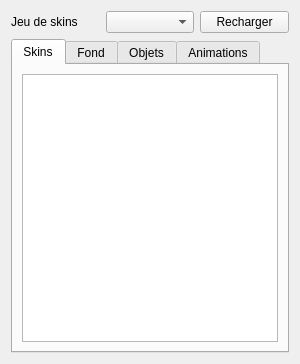
Above: Source/Elements/UI/TexturePanel.ui from azertval/ProjectGaming before the change. Below: the same form after it.
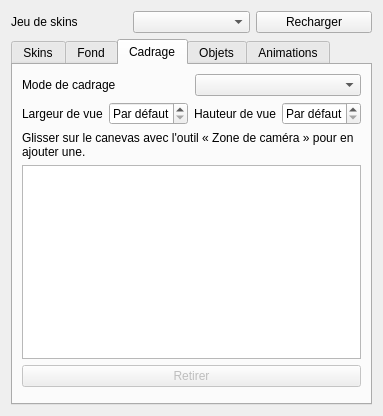
That is the form after the change. The open tabs and pages were chosen to show the change.

Commit message: LOT-64 — Cadrage de caméra choisi par le level designer (#93)

Diff of the .ui file:
```diff
--- a/Source/Elements/UI/TexturePanel.ui
+++ b/Source/Elements/UI/TexturePanel.ui
@@ -85,6 +85,99 @@
        </item>
       </layout>
      </widget>
+     <!-- Section « Cadrage » (LOT-64) : mode de camera DU NIVEAU courant (niveau entier
+          / par salle / suivi), meme patron de propriete de niveau que « Fond » ci-dessus, pas une
+          configuration globale. La taille de vue est visible pour les modes « par salle » (taille
+          de la grille automatique, ignoree si des zones sont dessinees) et « suivi » (taille fixe
+          de la camera) ; les zones dessinees a la main ne sont visibles/modifiables que pour le
+          mode « par salle » (bascule programmatique dans TexturePanel.cpp). -->
+     <widget class="QWidget" name="cameraFramingTab">
+      <attribute name="title"><string>Cadrage</string></attribute>
+      <layout class="QVBoxLayout" name="cameraFramingLayout">
+       <item>
+        <layout class="QHBoxLayout" name="cameraFramingModeLayout">
+         <item>
+          <widget class="QLabel" name="cameraFramingModeLabel">
+           <property name="text"><string>Mode de cadrage</string></property>
+          </widget>
+         </item>
+         <item>
+          <widget class="QComboBox" name="cameraFramingModeSelector"/>
+         </item>
+        </layout>
+       </item>
+       <item>
+        <widget class="QWidget" name="cameraFramingRoomSizeWidget">
+         <layout class="QHBoxLayout" name="cameraFramingRoomSizeLayout">
+          <property name="leftMargin"><number>0</number></property>
+          <property name="topMargin"><number>0</number></property>
+          <property name="rightMargin"><number>0</number></property>
+          <property name="bottomMargin"><number>0</number></property>
+          <item>
+           <widget class="QLabel" name="cameraFramingRoomWidthLabel">
+            <property name="text"><string>Largeur de vue</string></property>
+           </widget>
+          </item>
+          <item>
+           <widget class="QSpinBox" name="cameraFramingRoomWidthSpin">
+            <property name="minimum"><number>0</number></property>
+            <property name="maximum"><number>999</number></property>
+            <property name="specialValueText"><string>Par défaut</string></property>
+           </widget>
+          </item>
+          <item>
+           <widget class="QLabel" name="cameraFramingRoomHeightLabel">
+            <property name="text"><string>Hauteur de vue</string></property>
+           </widget>
+          </item>
+          <item>
+           <widget class="QSpinBox" name="cameraFramingRoomHeightSpin">
+            <property name="minimum"><number>0</number></property>
+            <property name="maximum"><number>999</number></property>
+            <property name="specialValueText"><string>Par défaut</string></property>
+           </widget>
+          </item>
+         </layout>
+        </widget>
+       </item>
+       <item>
+        <widget class="QWidget" name="cameraFramingZonesWidget">
+         <layout class="QVBoxLayout" name="cameraFramingZonesLayout">
+          <property name="leftMargin"><number>0</number></property>
+          <property name="topMargin"><number>0</number></property>
+          <property name="rightMargin"><number>0</number></property>
+          <property name="bottomMargin"><number>0</number></property>
+          <item>
+           <widget class="QLabel" name="cameraFramingZonesHintLabel">
+            <property name="text">
+             <string>Glisser sur le canevas avec l'outil « Zone de caméra » pour en ajouter une.</string>
+            </property>
+            <property name="wordWrap"><bool>true</bool></property>
+           </widget>
+          </item>
+          <item>
+           <widget class="QTableView" name="cameraFramingZonesTable">
+            <property name="selectionBehavior"><enum>QAbstractItemView::SelectRows</enum></property>
+            <property name="selectionMode"><enum>QAbstractItemView::SingleSelection</enum></property>
+            <property name="editTriggers"><set>QAbstractItemView::NoEditTriggers</set></property>
+           </widget>
+          </item>
+          <item>
+           <widget class="QPushButton" name="cameraFramingZonesRemoveButton">
+            <property name="text"><string>Retirer</string></property>
+            <property name="enabled"><bool>false</bool></property>
+           </widget>
+          </item>
+         </layout>
+        </widget>
+       </item>
+       <item>
+        <spacer name="cameraFramingSpacer">
+         <property name="orientation"><enum>Qt::Vertical</enum></property>
+        </spacer>
+       </item>
+      </layout>
+     </widget>
      <!-- Section « Objets » (LOT-45) : texture par instance, prioritaire sur le skin du type
           (EX-EDIT-043). Meme patron de section embarquee que « Fond » ci-dessus, sans panneau
           separe. -->
```
The commit also changes 67 other files.
